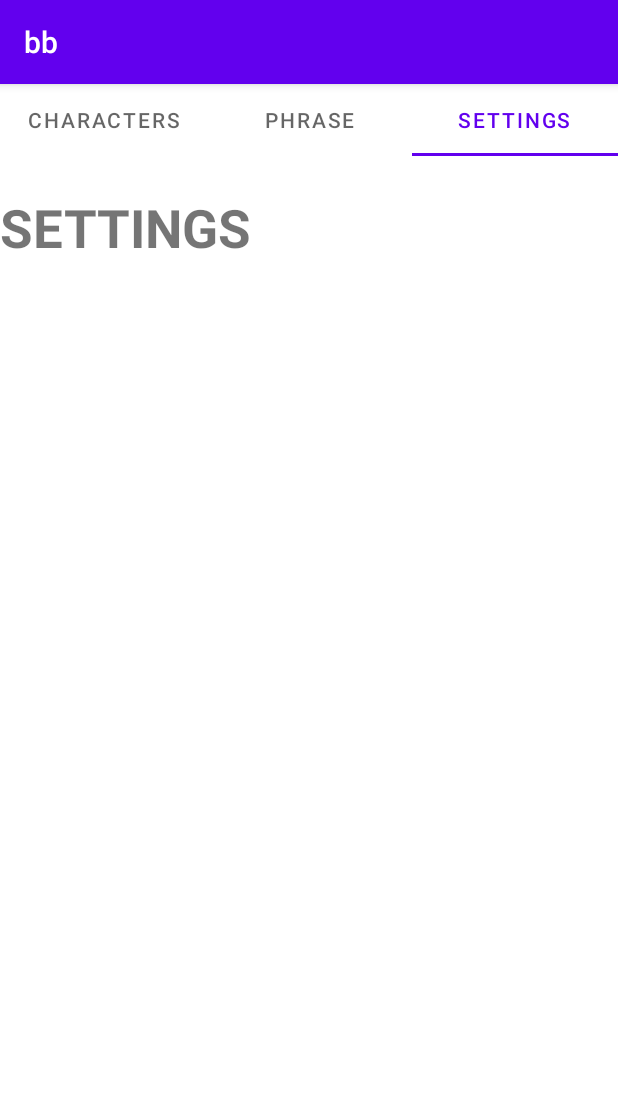
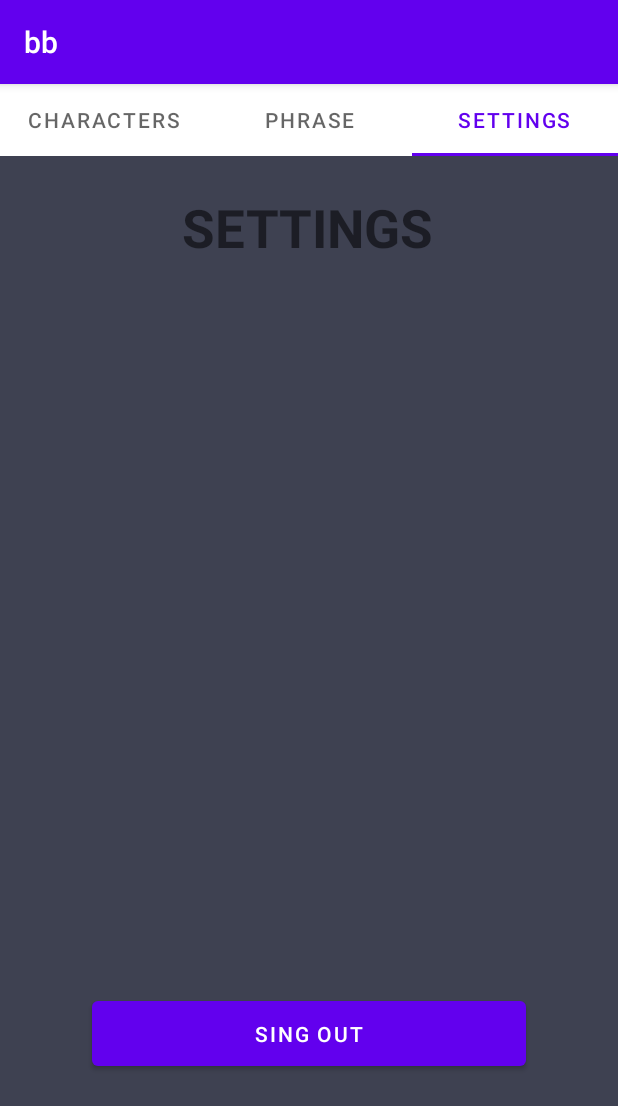
Before and after one commit to AlanMSilva/BreakingBadApp, an Android app: the CharacterListFragment screen opened directly, with no data from a screen before it, tab 3 chosen, on a phone screen of 412 x 824 dp. Shown: the top 1106 px of the screen. Run offline under Robolectric (Android 15) with nearby library versions, the phone set to English and light mode, and no system bars; our stand-ins replace data binding; network calls fail; 2 statements that could not run were skipped.

Commit message:
changes Style

```diff
--- a/app/src/main/res/layout/fragment_character_list.xml
+++ b/app/src/main/res/layout/fragment_character_list.xml
@@ -16,6 +16,7 @@
             android:id="@+id/recycle_character_list"
             android:layout_width="match_parent"
             android:layout_height="match_parent"
+            android:background="#3E4151"
             app:layoutManager="androidx.recyclerview.widget.LinearLayoutManager"
             tools:itemCount="10"
             tools:listitem="@layout/character_item" />
--- a/app/src/main/res/layout/fragment_quotes.xml
+++ b/app/src/main/res/layout/fragment_quotes.xml
@@ -9,7 +9,7 @@
     <androidx.constraintlayout.widget.ConstraintLayout
         android:layout_width="match_parent"
         android:layout_height="match_parent"
-        android:background="#2E3B43"
+        android:background="#3E4151"
         tools:context=".fragments.QuotesFragment">
 
         <TextView
@@ -19,6 +19,7 @@
             android:layout_centerInParent="true"
             android:text="TextView"
             android:textSize="35sp"
+            android:textColor="@color/white"
             app:layout_constraintBottom_toBottomOf="parent"
             app:layout_constraintEnd_toEndOf="parent"
             app:layout_constraintStart_toStartOf="parent"
@@ -32,10 +33,11 @@
             android:layout_below="@+id/random_quotes"
             android:layout_alignParentStart="true"
             android:layout_alignParentEnd="true"
+            android:textColor="@color/white"
             android:layout_alignParentBottom="true"
             android:text="TextView"
+            android:textSize="35sp"
             android:textStyle="bold"
-            android:textSize="35sp"
             app:layout_constraintBottom_toBottomOf="parent"
             app:layout_constraintEnd_toEndOf="parent"
             app:layout_constraintStart_toStartOf="parent"
--- a/app/src/main/res/layout/fragment_third.xml
+++ b/app/src/main/res/layout/fragment_third.xml
@@ -1,12 +1,14 @@
 <?xml version="1.0" encoding="utf-8"?>
-<FrameLayout xmlns:android="http://schemas.android.com/apk/res/android"
+<androidx.constraintlayout.widget.ConstraintLayout xmlns:android="http://schemas.android.com/apk/res/android"
+    xmlns:app="http://schemas.android.com/apk/res-auto"
     xmlns:tools="http://schemas.android.com/tools"
     android:layout_width="match_parent"
     android:layout_height="match_parent"
-    xmlns:app="http://schemas.android.com/apk/res-auto"
+    android:background="#3E4151"
     tools:context=".fragments.ThirdFragment">
 
     <TextView
+        android:id="@+id/textView"
         android:layout_width="wrap_content"
         android:layout_height="wrap_content"
         android:layout_centerHorizontal="true"
@@ -20,4 +22,16 @@
         app:layout_constraintTop_toTopOf="parent"
         tools:ignore="MissingConstraints" />
 
-</FrameLayout>
+    <Button
+        android:id="@+id/button"
+        android:layout_width="289dp"
+        android:layout_height="55dp"
+        android:text="Sing Out"
+        app:layout_constraintBottom_toBottomOf="parent"
+        app:layout_constraintEnd_toEndOf="parent"
+        app:layout_constraintHorizontal_bias="0.498"
+        app:layout_constraintStart_toStartOf="parent"
+        app:layout_constraintTop_toBottomOf="@+id/textView"
+        app:layout_constraintVertical_bias="0.819" />
+
+</androidx.constraintlayout.widget.ConstraintLayout>
```
Also changed, not shown: app/src/main/res/layout/activity_detail.xml (+7 -0 lines).
